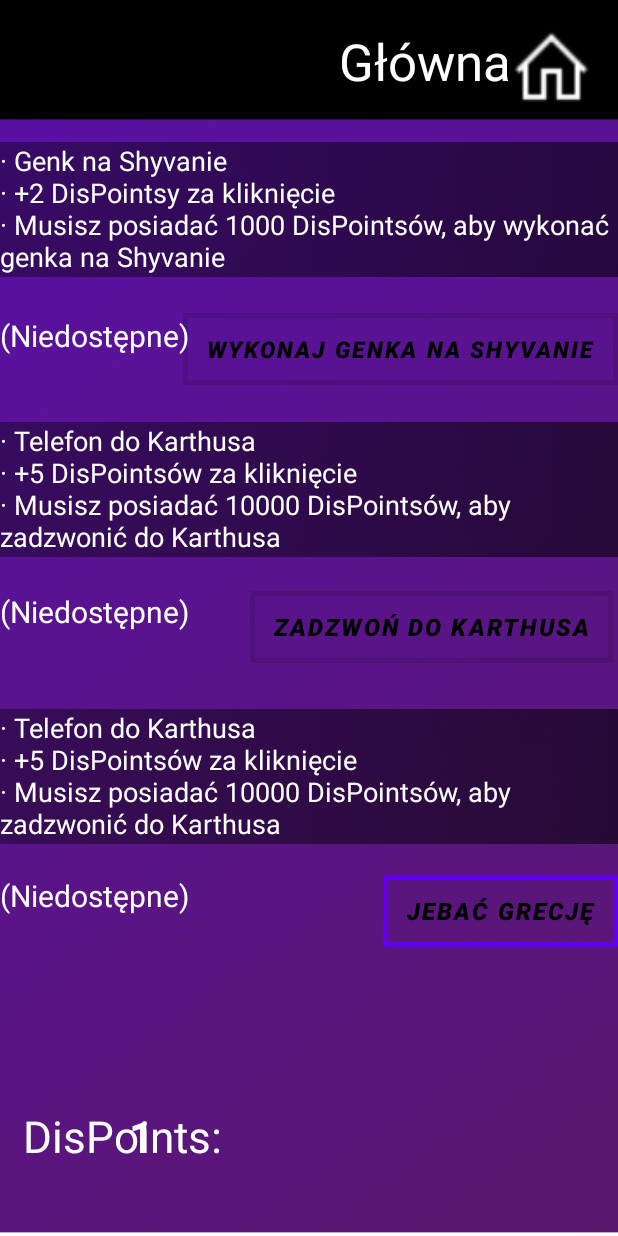
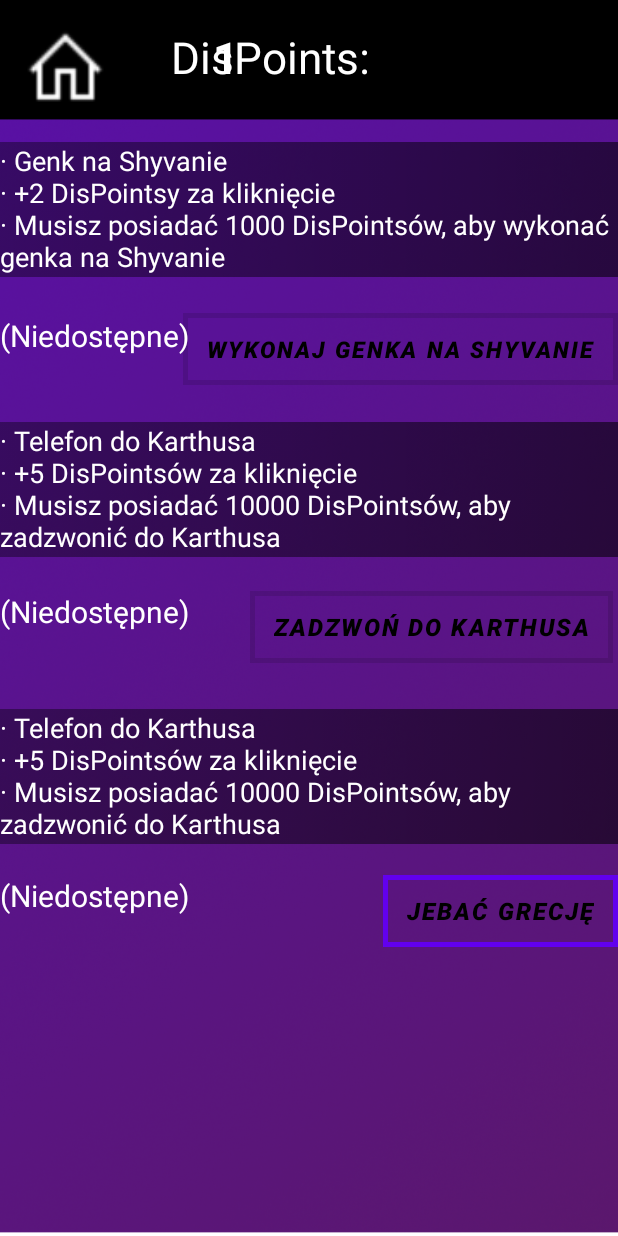
Before and after one commit to LukaszHolowacz/DisClicker, an Android app: the smieszne_ciuszki_activity screen opened directly, with no data from a screen before it, on a phone screen of 412 x 824 dp. Run offline under Robolectric (Android 15) with nearby library versions, the phone set to English and light mode, and no system bars.

Commit message:
Praca nad sklepem(commit kontrolny)2

```diff
--- a/app/src/main/res/layout/activity_smieszne_ciuszki.xml
+++ b/app/src/main/res/layout/activity_smieszne_ciuszki.xml
@@ -15,10 +15,10 @@
         android:textSize="29sp"
         app:layout_constraintBottom_toBottomOf="parent"
         app:layout_constraintEnd_toEndOf="parent"
-        app:layout_constraintHorizontal_bias="0.056"
+        app:layout_constraintHorizontal_bias="0.409"
         app:layout_constraintStart_toStartOf="parent"
         app:layout_constraintTop_toTopOf="parent"
-        app:layout_constraintVertical_bias="0.94" />
+        app:layout_constraintVertical_bias="0.023" />
 
     <TextView
         android:id="@+id/score_text2"
@@ -30,10 +30,10 @@
         android:textStyle="bold"
         app:layout_constraintBottom_toBottomOf="parent"
         app:layout_constraintEnd_toEndOf="parent"
-        app:layout_constraintHorizontal_bias="0.59"
+        app:layout_constraintHorizontal_bias="0.976"
         app:layout_constraintStart_toStartOf="parent"
         app:layout_constraintTop_toTopOf="parent"
-        app:layout_constraintVertical_bias="0.94" />
+        app:layout_constraintVertical_bias="0.023" />
 
     <ImageView
         android:id="@+id/powrot_smieszneciuszki"
@@ -42,26 +42,12 @@
         android:contentDescription="Powrotdo strony glownej"
         app:layout_constraintBottom_toBottomOf="parent"
         app:layout_constraintEnd_toEndOf="parent"
-        app:layout_constraintHorizontal_bias="0.954"
+        app:layout_constraintHorizontal_bias="0.044"
         app:layout_constraintStart_toStartOf="parent"
         app:layout_constraintTop_toTopOf="parent"
         app:layout_constraintVertical_bias="0.023"
         app:srcCompat="@drawable/powrot" />
 
-    <TextView
-        android:id="@+id/powrot"
-        android:layout_width="wrap_content"
-        android:layout_height="wrap_content"
-        android:background="#90000000"
-        android:text="Główna"
-        android:textColor="#FFFFFF"
-        android:textSize="34sp"
-        app:layout_constraintBottom_toBottomOf="parent"
-        app:layout_constraintEnd_toEndOf="parent"
-        app:layout_constraintHorizontal_bias="0.76"
-        app:layout_constraintStart_toStartOf="parent"
-        app:layout_constraintTop_toTopOf="parent"
-        app:layout_constraintVertical_bias="0.023" />
     <Button
         android:id="@+id/shyvana_button"
         android:layout_width="wrap_content"
```
